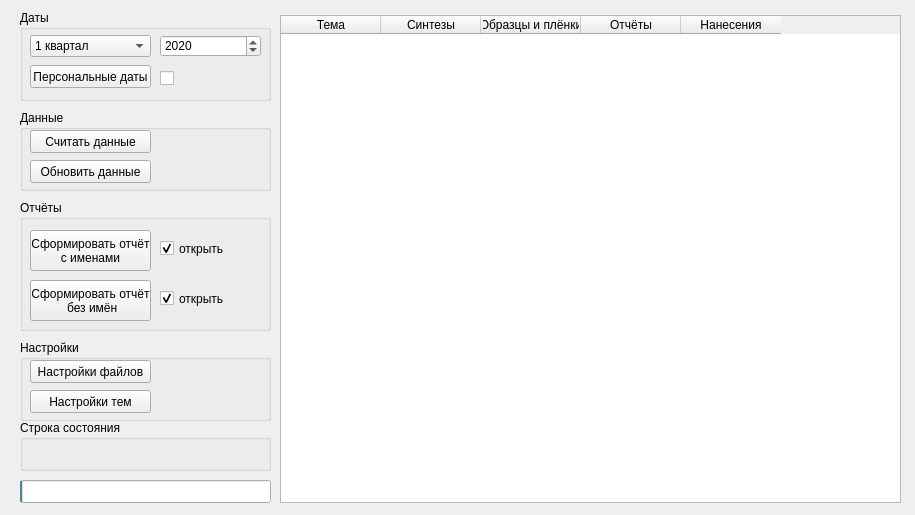
This is main_window.ui in ivanzuev78/Kvart_otchet as Qt 5 draws it before an edit. The edited form follows.
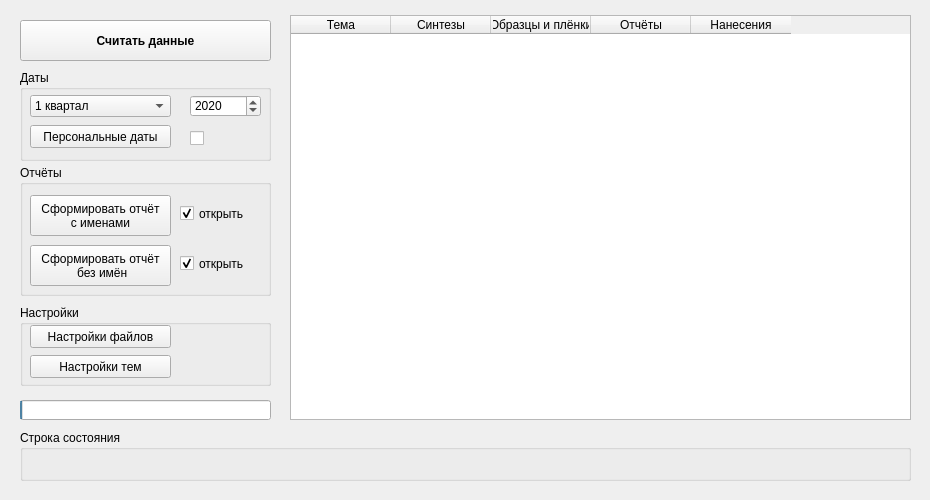
This is the edited form.

Patch:
```diff
--- a/main_window.ui
+++ b/main_window.ui
@@ -6,16 +6,22 @@
    <rect>
     <x>0</x>
     <y>0</y>
-    <width>915</width>
-    <height>515</height>
+    <width>930</width>
+    <height>500</height>
    </rect>
   </property>
   <property name="minimumSize">
    <size>
-    <width>915</width>
-    <height>515</height>
+    <width>930</width>
+    <height>500</height>
    </size>
   </property>
+  <property name="font">
+   <font>
+    <italic>false</italic>
+    <underline>false</underline>
+   </font>
+  </property>
   <property name="windowTitle">
    <string>Создаватель квартального отчёта</string>
   </property>
@@ -23,10 +29,10 @@
    <widget class="QTableWidget" name="show_data">
     <property name="geometry">
      <rect>
-      <x>280</x>
+      <x>290</x>
       <y>15</y>
       <width>621</width>
-      <height>488</height>
+      <height>405</height>
      </rect>
     </property>
     <column>
@@ -71,9 +77,9 @@
     <property name="geometry">
      <rect>
       <x>20</x>
-      <y>480</y>
+      <y>400</y>
       <width>251</width>
-      <height>23</height>
+      <height>20</height>
      </rect>
     </property>
     <property name="value">
@@ -90,7 +96,7 @@
     <property name="geometry">
      <rect>
       <x>20</x>
-      <y>340</y>
+      <y>305</y>
       <width>251</width>
       <height>81</height>
      </rect>
@@ -103,7 +109,7 @@
       <rect>
        <x>10</x>
        <y>20</y>
-       <width>121</width>
+       <width>141</width>
        <height>23</height>
       </rect>
      </property>
@@ -116,7 +122,7 @@
       <rect>
        <x>10</x>
        <y>50</y>
-       <width>121</width>
+       <width>141</width>
        <height>23</height>
       </rect>
      </property>
@@ -129,7 +135,7 @@
     <property name="geometry">
      <rect>
       <x>20</x>
-      <y>200</y>
+      <y>165</y>
       <width>251</width>
       <height>131</height>
      </rect>
@@ -140,7 +146,7 @@
     <widget class="QCheckBox" name="open_check_2">
      <property name="geometry">
       <rect>
-       <x>140</x>
+       <x>160</x>
        <y>90</y>
        <width>70</width>
        <height>17</height>
@@ -158,7 +164,7 @@
       <rect>
        <x>10</x>
        <y>30</y>
-       <width>121</width>
+       <width>141</width>
        <height>41</height>
       </rect>
      </property>
@@ -172,7 +178,7 @@
       <rect>
        <x>10</x>
        <y>80</y>
-       <width>121</width>
+       <width>141</width>
        <height>41</height>
       </rect>
      </property>
@@ -184,7 +190,7 @@
     <widget class="QCheckBox" name="open_check">
      <property name="geometry">
       <rect>
-       <x>140</x>
+       <x>160</x>
        <y>40</y>
        <width>70</width>
        <height>17</height>
@@ -198,50 +204,11 @@
      </property>
     </widget>
    </widget>
-   <widget class="QGroupBox" name="groupBox_3">
-    <property name="geometry">
-     <rect>
-      <x>20</x>
-      <y>110</y>
-      <width>251</width>
-      <height>81</height>
-     </rect>
-    </property>
-    <property name="title">
-     <string>Данные</string>
-    </property>
-    <widget class="QPushButton" name="read_data_but">
-     <property name="geometry">
-      <rect>
-       <x>10</x>
-       <y>20</y>
-       <width>121</width>
-       <height>23</height>
-      </rect>
-     </property>
-     <property name="text">
-      <string>Считать данные</string>
-     </property>
-    </widget>
-    <widget class="QPushButton" name="update_bot">
-     <property name="geometry">
-      <rect>
-       <x>10</x>
-       <y>50</y>
-       <width>121</width>
-       <height>23</height>
-      </rect>
-     </property>
-     <property name="text">
-      <string>Обновить данные</string>
-     </property>
-    </widget>
-   </widget>
    <widget class="QGroupBox" name="groupBox_4">
     <property name="geometry">
      <rect>
       <x>20</x>
-      <y>10</y>
+      <y>70</y>
       <width>251</width>
       <height>91</height>
      </rect>
@@ -252,7 +219,7 @@
     <widget class="QCheckBox" name="checkBox_date">
      <property name="geometry">
       <rect>
-       <x>140</x>
+       <x>170</x>
        <y>60</y>
        <width>70</width>
        <height>17</height>
@@ -267,7 +234,7 @@
       <rect>
        <x>10</x>
        <y>55</y>
-       <width>121</width>
+       <width>141</width>
        <height>23</height>
       </rect>
      </property>
@@ -278,9 +245,9 @@
     <widget class="QDateEdit" name="year">
      <property name="geometry">
       <rect>
-       <x>140</x>
+       <x>170</x>
        <y>25</y>
-       <width>101</width>
+       <width>71</width>
        <height>22</height>
       </rect>
      </property>
@@ -303,7 +270,7 @@
       <rect>
        <x>10</x>
        <y>25</y>
-       <width>121</width>
+       <width>141</width>
        <height>22</height>
       </rect>
      </property>
@@ -333,8 +300,8 @@
     <property name="geometry">
      <rect>
       <x>20</x>
-      <y>420</y>
-      <width>251</width>
+      <y>430</y>
+      <width>891</width>
       <height>51</height>
      </rect>
     </property>
@@ -355,6 +322,38 @@
      </property>
     </widget>
    </widget>
+   <widget class="QPushButton" name="read_data_but">
+    <property name="geometry">
+     <rect>
+      <x>20</x>
+      <y>20</y>
+      <width>251</width>
+      <height>41</height>
+     </rect>
+    </property>
+    <property name="font">
+     <font>
+      <weight>75</weight>
+      <bold>true</bold>
+      <underline>false</underline>
+     </font>
+    </property>
+    <property name="text">
+     <string>Считать данные</string>
+    </property>
+    <property name="iconSize">
+     <size>
+      <width>50</width>
+      <height>50</height>
+     </size>
+    </property>
+    <property name="checkable">
+     <bool>false</bool>
+    </property>
+    <property name="checked">
+     <bool>false</bool>
+    </property>
+   </widget>
   </widget>
  </widget>
  <resources/>
```
